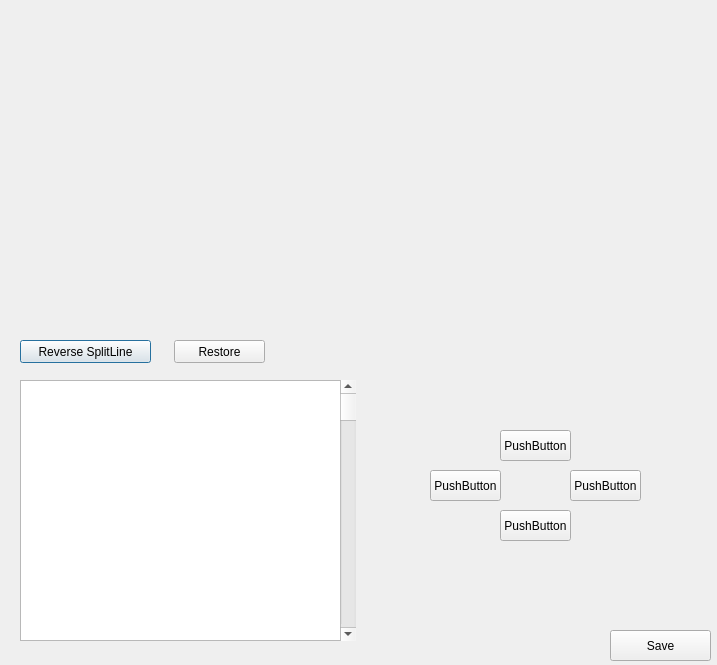
Qt form PlotPage.ui (AlterChiu/SMM-2020-CrossSectionEditor-Qplugin) before a commit.
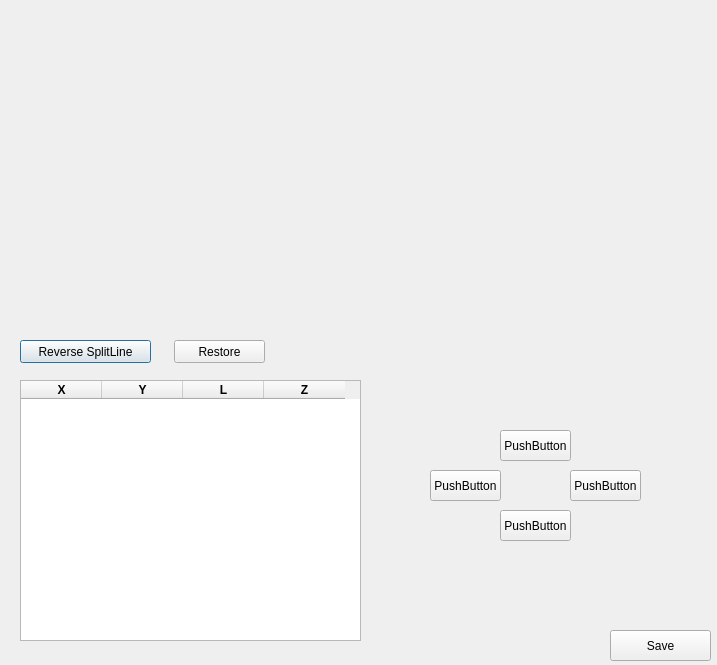
The same form after that commit. Custom widgets are drawn as their Qt base class.

Patch:
```diff
--- a/PlotPage.ui
+++ b/PlotPage.ui
@@ -57,23 +57,154 @@
     <rect>
      <x>20</x>
      <y>380</y>
-     <width>321</width>
+     <width>341</width>
      <height>261</height>
     </rect>
    </property>
-  </widget>
-  <widget class="QScrollBar" name="verticalScrollBar">
-   <property name="geometry">
-    <rect>
-     <x>340</x>
-     <y>380</y>
-     <width>16</width>
-     <height>261</height>
-    </rect>
+   <property name="font">
+    <font>
+     <weight>50</weight>
+     <bold>false</bold>
+    </font>
    </property>
-   <property name="orientation">
-    <enum>Qt::Vertical</enum>
+   <property name="showGrid">
+    <bool>true</bool>
    </property>
+   <property name="sortingEnabled">
+    <bool>true</bool>
+   </property>
+   <property name="rowCount">
+    <number>0</number>
+   </property>
+   <property name="columnCount">
+    <number>4</number>
+   </property>
+   <attribute name="horizontalHeaderVisible">
+    <bool>true</bool>
+   </attribute>
+   <attribute name="horizontalHeaderCascadingSectionResizes">
+    <bool>true</bool>
+   </attribute>
+   <attribute name="horizontalHeaderDefaultSectionSize">
+    <number>81</number>
+   </attribute>
+   <attribute name="horizontalHeaderHighlightSections">
+    <bool>true</bool>
+   </attribute>
+   <attribute name="horizontalHeaderMinimumSectionSize">
+    <number>11</number>
+   </attribute>
+   <attribute name="horizontalHeaderShowSortIndicator" stdset="0">
+    <bool>true</bool>
+   </attribute>
+   <attribute name="horizontalHeaderStretchLastSection">
+    <bool>false</bool>
+   </attribute>
+   <attribute name="verticalHeaderVisible">
+    <bool>true</bool>
+   </attribute>
+   <attribute name="verticalHeaderCascadingSectionResizes">
+    <bool>true</bool>
+   </attribute>
+   <attribute name="verticalHeaderDefaultSectionSize">
+    <number>26</number>
+   </attribute>
+   <attribute name="verticalHeaderHighlightSections">
+    <bool>true</bool>
+   </attribute>
+   <attribute name="verticalHeaderMinimumSectionSize">
+    <number>22</number>
+   </attribute>
+   <attribute name="verticalHeaderShowSortIndicator" stdset="0">
+    <bool>false</bool>
+   </attribute>
+   <attribute name="verticalHeaderStretchLastSection">
+    <bool>false</bool>
+   </attribute>
+   <column>
+    <property name="text">
+     <string>X</string>
+    </property>
+    <property name="font">
+     <font>
+      <weight>75</weight>
+      <bold>true</bold>
+     </font>
+    </property>
+    <property name="textAlignment">
+     <set>AlignCenter</set>
+    </property>
+    <property name="background">
+     <color>
+      <red>137</red>
+      <green>135</green>
+      <blue>154</blue>
+     </color>
+    </property>
+   </column>
+   <column>
+    <property name="text">
+     <string>Y</string>
+    </property>
+    <property name="font">
+     <font>
+      <weight>75</weight>
+      <bold>true</bold>
+     </font>
+    </property>
+    <property name="textAlignment">
+     <set>AlignCenter</set>
+    </property>
+    <property name="background">
+     <color>
+      <red>198</red>
+      <green>204</green>
+      <blue>216</blue>
+     </color>
+    </property>
+   </column>
+   <column>
+    <property name="text">
+     <string>L</string>
+    </property>
+    <property name="font">
+     <font>
+      <weight>75</weight>
+      <bold>true</bold>
+     </font>
+    </property>
+    <property name="textAlignment">
+     <set>AlignCenter</set>
+    </property>
+    <property name="background">
+     <color>
+      <red>137</red>
+      <green>135</green>
+      <blue>154</blue>
+     </color>
+    </property>
+   </column>
+   <column>
+    <property name="text">
+     <string>Z</string>
+    </property>
+    <property name="font">
+     <font>
+      <weight>75</weight>
+      <bold>true</bold>
+     </font>
+    </property>
+    <property name="textAlignment">
+     <set>AlignCenter</set>
+    </property>
+    <property name="background">
+     <color>
+      <red>198</red>
+      <green>204</green>
+      <blue>216</blue>
+     </color>
+    </property>
+   </column>
   </widget>
   <widget class="PlotWidget" name="plotWidget" native="true">
    <property name="geometry">
```
